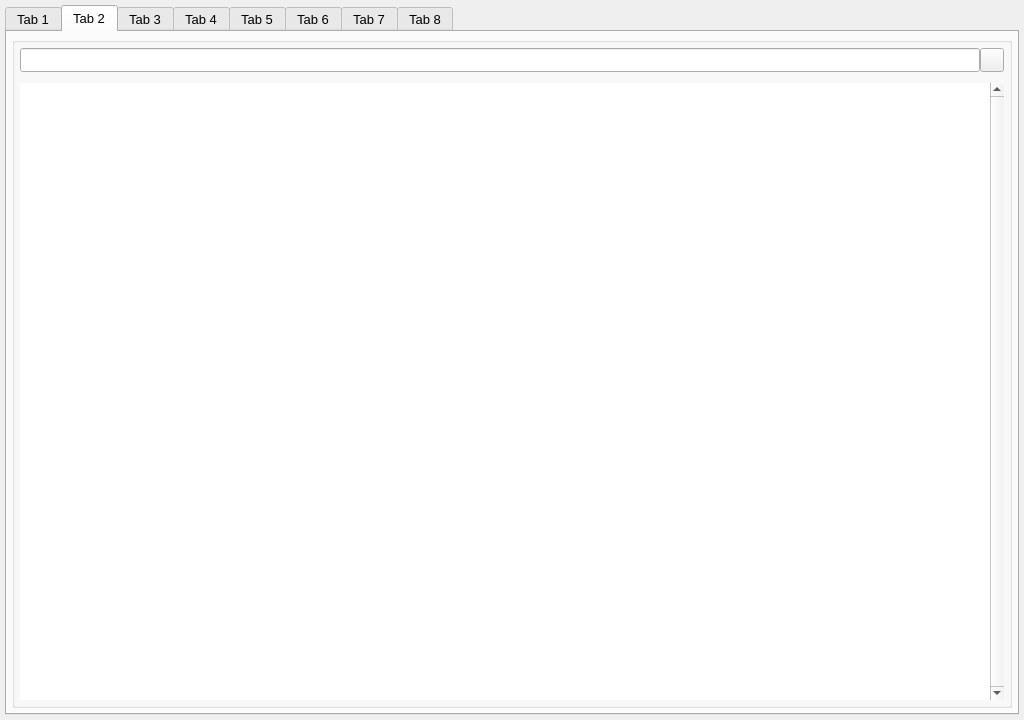
LunarG/VulkanTools, file vkconfig_gui/mainwindow.ui: the form before one commit.
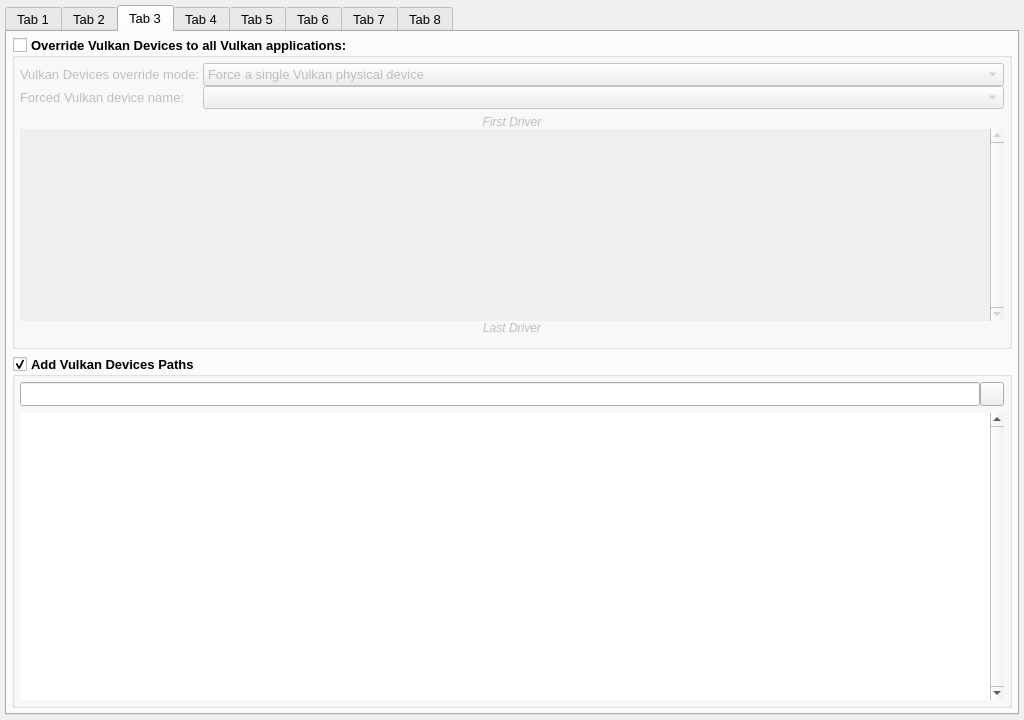
The form after the commit. The open tabs and pages were chosen to show the change. Icons and pictures are not drawn.

Commit message: vkconfig: Add driver ordering override mode

What changed in the file:
```diff
--- a/vkconfig_gui/mainwindow.ui
+++ b/vkconfig_gui/mainwindow.ui
@@ -1135,116 +1135,12 @@
         </item>
        </layout>
       </widget>
-      <widget class="QWidget" name="tab_driver">
-       <attribute name="title">
-        <string>Tab 2</string>
-       </attribute>
-       <layout class="QVBoxLayout" name="verticalLayout_12">
-        <property name="spacing">
-         <number>0</number>
-        </property>
-        <property name="leftMargin">
-         <number>5</number>
-        </property>
-        <property name="topMargin">
-         <number>5</number>
-        </property>
-        <property name="rightMargin">
-         <number>5</number>
-        </property>
-        <property name="bottomMargin">
-         <number>5</number>
-        </property>
-        <item>
-         <widget class="QGroupBox" name="groupBox_10">
-          <property name="title">
-           <string/>
-          </property>
-          <layout class="QVBoxLayout" name="verticalLayout_18">
-           <property name="spacing">
-            <number>11</number>
-           </property>
-           <property name="leftMargin">
-            <number>5</number>
-           </property>
-           <property name="topMargin">
-            <number>5</number>
-           </property>
-           <property name="rightMargin">
-            <number>5</number>
-           </property>
-           <property name="bottomMargin">
-            <number>5</number>
-           </property>
-           <item>
-            <layout class="QHBoxLayout" name="horizontalLayout_16">
-             <property name="spacing">
-              <number>0</number>
-             </property>
-             <property name="topMargin">
-              <number>0</number>
-             </property>
-             <item>
-              <widget class="QLineEdit" name="driver_path_lineedit">
-               <property name="maximumSize">
-                <size>
-                 <width>16777215</width>
-                 <height>24</height>
-                </size>
-               </property>
-              </widget>
-             </item>
-             <item>
-              <widget class="QPushButton" name="driver_browse_button">
-               <property name="sizePolicy">
-                <sizepolicy hsizetype="Fixed" vsizetype="Fixed">
-                 <horstretch>0</horstretch>
-                 <verstretch>0</verstretch>
-                </sizepolicy>
-               </property>
-               <property name="minimumSize">
-                <size>
-                 <width>24</width>
-                 <height>24</height>
-                </size>
-               </property>
-               <property name="maximumSize">
-                <size>
-                 <width>24</width>
-                 <height>24</height>
-                </size>
-               </property>
-               <property name="toolTip">
-                <string>Append a user-defined driver path</string>
-               </property>
-               <property name="text">
-                <string/>
-               </property>
-              </widget>
-             </item>
-            </layout>
-           </item>
-           <item>
-            <widget class="QListWidget" name="driver_paths_list">
-             <property name="frameShape">
-              <enum>QFrame::Shape::NoFrame</enum>
-             </property>
-             <property name="verticalScrollBarPolicy">
-              <enum>Qt::ScrollBarPolicy::ScrollBarAlwaysOn</enum>
-             </property>
-            </widget>
-           </item>
-          </layout>
-         </widget>
-        </item>
-       </layout>
-      </widget>
       <widget class="QWidget" name="tab_layers">
        <property name="autoFillBackground">
         <bool>false</bool>
        </property>
        <attribute name="title">
-        <string>Tab 3</string>
+        <string>Tab 2</string>
        </attribute>
        <attribute name="toolTip">
         <string>Locate Vulkan Layers versions</string>
@@ -1474,6 +1370,385 @@
         </item>
        </layout>
       </widget>
+      <widget class="QWidget" name="tab_driver">
+       <attribute name="title">
+        <string>Tab 3</string>
+       </attribute>
+       <layout class="QVBoxLayout" name="verticalLayout_12">
+        <property name="spacing">
+         <number>7</number>
+        </property>
+        <property name="leftMargin">
+         <number>5</number>
+        </property>
+        <property name="topMargin">
+         <number>5</number>
+        </property>
+        <property name="rightMargin">
+         <number>5</number>
+        </property>
+        <property name="bottomMargin">
+         <number>5</number>
+        </property>
+        <item>
+         <widget class="QGroupBox" name="driver_group_box_override">
+          <property name="sizePolicy">
+           <sizepolicy hsizetype="Preferred" vsizetype="Minimum">
+            <horstretch>0</horstretch>
+            <verstretch>0</verstretch>
+           </sizepolicy>
+          </property>
+          <property name="font">
+           <font>
+            <family>Arial</family>
+            <pointsize>10</pointsize>
+            <bold>true</bold>
+           </font>
+          </property>
+          <property name="title">
+           <string>Override Vulkan Devices to all Vulkan applications:</string>
+          </property>
+          <property name="checkable">
+           <bool>true</bool>
+          </property>
+          <property name="checked">
+           <bool>false</bool>
+          </property>
+          <layout class="QVBoxLayout" name="verticalLayout_20">
+           <property name="spacing">
+            <number>0</number>
+           </property>
+           <property name="leftMargin">
+            <number>5</number>
+           </property>
+           <property name="topMargin">
+            <number>5</number>
+           </property>
+           <property name="rightMargin">
+            <number>5</number>
+           </property>
+           <property name="bottomMargin">
+            <number>5</number>
+           </property>
+           <item>
+            <layout class="QGridLayout" name="gridLayout_5">
+             <property name="topMargin">
+              <number>0</number>
+             </property>
+             <item row="1" column="0">
+              <widget class="QLabel" name="driver_name_label">
+               <property name="font">
+                <font>
+                 <family>Arial</family>
+                 <pointsize>10</pointsize>
+                 <bold>false</bold>
+                </font>
+               </property>
+               <property name="text">
+                <string>Forced Vulkan device name: </string>
+               </property>
+              </widget>
+             </item>
+             <item row="0" column="0">
+              <widget class="QLabel" name="label_4">
+               <property name="sizePolicy">
+                <sizepolicy hsizetype="Minimum" vsizetype="Preferred">
+                 <horstretch>0</horstretch>
+                 <verstretch>0</verstretch>
+                </sizepolicy>
+               </property>
+               <property name="font">
+                <font>
+                 <family>Arial</family>
+                 <pointsize>10</pointsize>
+                 <bold>false</bold>
+                </font>
+               </property>
+               <property name="text">
+                <string>Vulkan Devices override mode: </string>
+               </property>
+              </widget>
+             </item>
+             <item row="0" column="1">
+              <widget class="QComboBox" name="driver_mode">
+               <property name="sizePolicy">
+                <sizepolicy hsizetype="MinimumExpanding" vsizetype="Fixed">
+                 <horstretch>0</horstretch>
+                 <verstretch>0</verstretch>
+                </sizepolicy>
+               </property>
+               <property name="font">
+                <font>
+                 <family>Arial</family>
+                 <pointsize>10</pointsize>
+                 <bold>false</bold>
+                </font>
+               </property>
+               <property name="sizeAdjustPolicy">
+                <enum>QComboBox::SizeAdjustPolicy::AdjustToContents</enum>
+               </property>
+               <item>
+                <property name="text">
+                 <string>Force a single Vulkan physical device</string>
+                </property>
+               </item>
+               <item>
+                <property name="text">
+                 <string>Order Vulkan physical devices</string>
+                </property>
+               </item>
+              </widget>
+             </item>
+             <item row="1" column="1">
+              <widget class="QComboBox" name="driver_forced_name">
+               <property name="font">
+                <font>
+                 <family>Arial</family>
+                 <pointsize>10</pointsize>
+                 <bold>false</bold>
+                </font>
+               </property>
+               <property name="sizeAdjustPolicy">
+                <enum>QComboBox::SizeAdjustPolicy::AdjustToContents</enum>
+               </property>
+              </widget>
+             </item>
+            </layout>
+           </item>
+           <item>
+            <layout class="QHBoxLayout" name="horizontalLayout_7">
+             <property name="spacing">
+              <number>0</number>
+             </property>
+             <property name="leftMargin">
+              <number>0</number>
+             </property>
+             <property name="topMargin">
+              <number>0</number>
+             </property>
+             <property name="rightMargin">
+              <number>0</number>
+             </property>
+             <property name="bottomMargin">
+              <number>0</number>
+             </property>
+            </layout>
+           </item>
+           <item>
+            <widget class="QLabel" name="drivers_label_first">
+             <property name="sizePolicy">
+              <sizepolicy hsizetype="Preferred" vsizetype="Minimum">
+               <horstretch>0</horstretch>
+               <verstretch>0</verstretch>
+              </sizepolicy>
+             </property>
+             <property name="minimumSize">
+              <size>
+               <width>0</width>
+               <height>20</height>
+              </size>
+             </property>
+             <property name="font">
+              <font>
+               <family>Arial</family>
+               <pointsize>9</pointsize>
+               <italic>true</italic>
+               <bold>false</bold>
+              </font>
+             </property>
+             <property name="text">
+              <string>First Driver</string>
+             </property>
+             <property name="alignment">
+              <set>Qt::AlignmentFlag::AlignBottom|Qt::AlignmentFlag::AlignHCenter</set>
+             </property>
+            </widget>
+           </item>
+           <item>
+            <widget class="QListWidget" name="drivers_device_list">
+             <property name="sizePolicy">
+              <sizepolicy hsizetype="Expanding" vsizetype="Minimum">
+               <horstretch>0</horstretch>
+               <verstretch>0</verstretch>
+              </sizepolicy>
+             </property>
+             <property name="font">
+              <font>
+               <family>Arial</family>
+               <pointsize>10</pointsize>
+               <bold>false</bold>
+              </font>
+             </property>
+             <property name="frameShape">
+              <enum>QFrame::Shape::NoFrame</enum>
+             </property>
+             <property name="verticalScrollBarPolicy">
+              <enum>Qt::ScrollBarPolicy::ScrollBarAlwaysOn</enum>
+             </property>
+             <property name="editTriggers">
+              <set>QAbstractItemView::EditTrigger::NoEditTriggers</set>
+             </property>
+             <property name="dragEnabled">
+              <bool>true</bool>
+             </property>
+             <property name="dragDropMode">
+              <enum>QAbstractItemView::DragDropMode::DragDrop</enum>
+             </property>
+             <property name="defaultDropAction">
+              <enum>Qt::DropAction::MoveAction</enum>
+             </property>
+             <property name="alternatingRowColors">
+              <bool>true</bool>
+             </property>
+            </widget>
+           </item>
+           <item>
+            <widget class="QLabel" name="drivers_label_last">
+             <property name="sizePolicy">
+              <sizepolicy hsizetype="Preferred" vsizetype="Minimum">
+               <horstretch>0</horstretch>
+               <verstretch>0</verstretch>
+              </sizepolicy>
+             </property>
+             <property name="minimumSize">
+              <size>
+               <width>0</width>
+               <height>20</height>
+              </size>
+             </property>
+             <property name="font">
+              <font>
+               <family>Arial</family>
+               <pointsize>9</pointsize>
+               <italic>true</italic>
+               <bold>false</bold>
+              </font>
+             </property>
+             <property name="text">
+              <string>Last Driver</string>
+             </property>
+             <property name="alignment">
+              <set>Qt::AlignmentFlag::AlignHCenter|Qt::AlignmentFlag::AlignTop</set>
+             </property>
+            </widget>
+           </item>
+          </layout>
+         </widget>
+        </item>
+        <item>
+         <widget class="QGroupBox" name="driver_group_box_paths">
+          <property name="sizePolicy">
+           <sizepolicy hsizetype="Preferred" vsizetype="Expanding">
+            <horstretch>0</horstretch>
+            <verstretch>0</verstretch>
+           </sizepolicy>
+          </property>
+          <property name="font">
+           <font>
+            <family>Arial</family>
+            <pointsize>10</pointsize>
+            <bold>true</bold>
+           </font>
+          </property>
+          <property name="title">
+           <string>Add Vulkan Devices Paths</string>
+          </property>
+          <property name="checkable">
+           <bool>true</bool>
+          </property>
+          <layout class="QVBoxLayout" name="verticalLayout_18">
+           <property name="spacing">
+            <number>7</number>
+           </property>
+           <property name="leftMargin">
+            <number>5</number>
+           </property>
+           <property name="topMargin">
+            <number>5</number>
+           </property>
+           <property name="rightMargin">
+            <number>5</number>
+           </property>
+           <property name="bottomMargin">
+            <number>5</number>
+           </property>
+           <item>
+            <layout class="QHBoxLayout" name="horizontalLayout_16">
+             <property name="spacing">
+              <number>0</number>
+             </property>
+             <property name="topMargin">
+              <number>0</number>
+             </property>
+             <item>
+              <widget class="QLineEdit" name="driver_path_lineedit">
+               <property name="maximumSize">
+                <size>
+                 <width>16777215</width>
+                 <height>24</height>
+                </size>
+               </property>
+               <property name="font">
+                <font>
+                 <family>Arial</family>
+                 <pointsize>10</pointsize>
+                 <bold>false</bold>
+                </font>
+               </property>
+              </widget>
+             </item>
+             <item>
+              <widget class="QPushButton" name="driver_browse_button">
+               <property name="sizePolicy">
+                <sizepolicy hsizetype="Fixed" vsizetype="Fixed">
+                 <horstretch>0</horstretch>
+                 <verstretch>0</verstretch>
+                </sizepolicy>
+               </property>
+               <property name="minimumSize">
+                <size>
+                 <width>24</width>
+                 <height>24</height>
+                </size>
+               </property>
+               <property name="maximumSize">
+                <size>
+                 <width>24</width>
+                 <height>24</height>
+                </size>
+               </property>
+               <property name="toolTip">
+                <string>Append a user-defined driver path</string>
+               </property>
+               <property name="text">
+                <string/>
+               </property>
+              </widget>
+             </item>
+            </layout>
+           </item>
+           <item>
+            <widget class="QListWidget" name="driver_paths_list">
+             <property name="font">
+              <font>
+               <family>Arial</family>
+               <pointsize>10</pointsize>
+               <bold>false</bold>
+              </font>
+             </property>
+             <property name="frameShape">
+              <enum>QFrame::Shape::NoFrame</enum>
+             </property>
+             <property name="verticalScrollBarPolicy">
+              <enum>Qt::ScrollBarPolicy::ScrollBarAlwaysOn</enum>
+             </property>
+            </widget>
+           </item>
+          </layout>
+         </widget>
+        </item>
+       </layout>
+      </widget>
       <widget class="QWidget" name="tab_launcher">
        <property name="minimumSize">
         <size>
```
Left out of the diff: 424 changed lines with no effect on the pictures. The commit also changes 18 other files.
